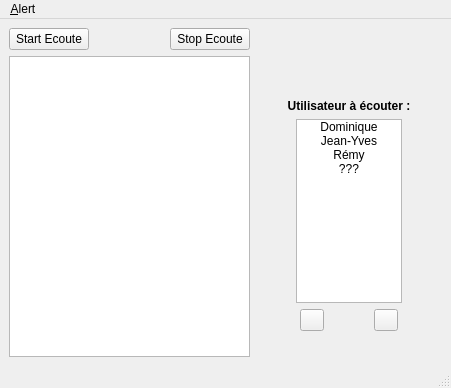
This is CasterAlertListener/ui/casteralertlistenergui.ui in redkite1/caster-alert as Qt 5 draws it before an edit. The edited form follows.
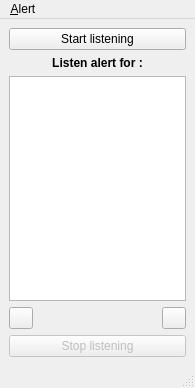
This is the edited form. Icons and pictures are not drawn.

Patch:
```diff
--- a/CasterAlertListener/ui/casteralertlistenergui.ui
+++ b/CasterAlertListener/ui/casteralertlistenergui.ui
@@ -6,7 +6,7 @@
    <rect>
     <x>0</x>
     <y>0</y>
-    <width>451</width>
+    <width>195</width>
     <height>388</height>
    </rect>
   </property>
@@ -14,62 +14,13 @@
    <string>Caster Alert Listner</string>
   </property>
   <widget class="QWidget" name="centralwidget">
-   <layout class="QHBoxLayout" name="horizontalLayout_4">
-    <item>
      <layout class="QVBoxLayout" name="verticalLayout">
       <item>
-       <layout class="QHBoxLayout" name="horizontalLayout">
-        <item>
          <widget class="QPushButton" name="startButton">
           <property name="text">
-           <string>Start Ecoute</string>
-          </property>
-         </widget>
-        </item>
-        <item>
-         <spacer name="horizontalSpacer">
-          <property name="orientation">
-           <enum>Qt::Horizontal</enum>
-          </property>
-          <property name="sizeHint" stdset="0">
-           <size>
-            <width>40</width>
-            <height>20</height>
-           </size>
-          </property>
-         </spacer>
-        </item>
-        <item>
-         <widget class="QPushButton" name="stopButton">
-          <property name="text">
-           <string>Stop Ecoute</string>
-          </property>
-         </widget>
-        </item>
-       </layout>
-      </item>
-      <item>
-       <widget class="QPlainTextEdit" name="infoConsole"/>
-      </item>
-     </layout>
-    </item>
-    <item>
-     <layout class="QVBoxLayout" name="verticalLayout_2">
-      <property name="sizeConstraint">
-       <enum>QLayout::SetFixedSize</enum>
-      </property>
-      <item>
-       <spacer name="verticalSpacer">
-        <property name="orientation">
-         <enum>Qt::Vertical</enum>
-        </property>
-        <property name="sizeHint" stdset="0">
-         <size>
-          <width>167</width>
-          <height>78</height>
-         </size>
-        </property>
-       </spacer>
+       <string>Start listening</string>
+      </property>
+     </widget>
       </item>
       <item>
        <widget class="QLabel" name="label">
@@ -81,7 +32,7 @@
          </font>
         </property>
         <property name="text">
-         <string>Utilisateur à écouter :</string>
+       <string>Listen alert for :</string>
         </property>
         <property name="alignment">
          <set>Qt::AlignCenter</set>
@@ -89,103 +40,20 @@
        </widget>
       </item>
       <item>
-       <layout class="QHBoxLayout" name="horizontalLayout_3">
-        <property name="sizeConstraint">
-         <enum>QLayout::SetMinimumSize</enum>
-        </property>
-        <item>
-         <spacer name="horizontalSpacer_2">
-          <property name="orientation">
-           <enum>Qt::Horizontal</enum>
-          </property>
-          <property name="sizeType">
-           <enum>QSizePolicy::Minimum</enum>
-          </property>
-          <property name="sizeHint" stdset="0">
-           <size>
-            <width>40</width>
-            <height>20</height>
-           </size>
-          </property>
-         </spacer>
-        </item>
-        <item>
          <widget class="QListWidget" name="userList">
-          <property name="maximumSize">
-           <size>
-            <width>120</width>
-            <height>16777215</height>
-           </size>
-          </property>
           <property name="horizontalScrollBarPolicy">
            <enum>Qt::ScrollBarAlwaysOff</enum>
           </property>
-          <property name="alternatingRowColors">
-           <bool>false</bool>
-          </property>
           <property name="selectionMode">
            <enum>QAbstractItemView::ExtendedSelection</enum>
           </property>
           <property name="textElideMode">
            <enum>Qt::ElideMiddle</enum>
           </property>
-          <item>
-           <property name="text">
-            <string>Dominique</string>
-           </property>
-           <property name="textAlignment">
-            <set>AlignHCenter|AlignVCenter|AlignCenter</set>
-           </property>
-          </item>
-          <item>
-           <property name="text">
-            <string>Jean-Yves</string>
-           </property>
-           <property name="textAlignment">
-            <set>AlignHCenter|AlignVCenter|AlignCenter</set>
-           </property>
-          </item>
-          <item>
-           <property name="text">
-            <string>Rémy</string>
-           </property>
-           <property name="textAlignment">
-            <set>AlignHCenter|AlignVCenter|AlignCenter</set>
-           </property>
-          </item>
-          <item>
-           <property name="text">
-            <string>???</string>
-           </property>
-           <property name="textAlignment">
-            <set>AlignHCenter|AlignVCenter|AlignCenter</set>
-           </property>
-          </item>
          </widget>
         </item>
         <item>
-         <spacer name="horizontalSpacer_3">
-          <property name="orientation">
-           <enum>Qt::Horizontal</enum>
-          </property>
-          <property name="sizeType">
-           <enum>QSizePolicy::Minimum</enum>
-          </property>
-          <property name="sizeHint" stdset="0">
-           <size>
-            <width>40</width>
-            <height>20</height>
-           </size>
-          </property>
-         </spacer>
-        </item>
-       </layout>
-      </item>
-      <item>
-       <layout class="QHBoxLayout" name="horizontalLayout_2">
-        <property name="sizeConstraint">
-         <enum>QLayout::SetMinimumSize</enum>
-        </property>
+     <layout class="QHBoxLayout" name="horizontalLayout">
         <item>
          <widget class="QPushButton" name="addUserButton">
           <property name="maximumSize">
@@ -203,6 +71,19 @@
           </property>
          </widget>
         </item>
+      <item>
+       <spacer name="horizontalSpacer">
+        <property name="orientation">
+         <enum>Qt::Horizontal</enum>
+        </property>
+        <property name="sizeHint" stdset="0">
+         <size>
+          <width>40</width>
+          <height>20</height>
+         </size>
+        </property>
+       </spacer>
+      </item>
         <item>
          <widget class="QPushButton" name="removeUserButton">
           <property name="maximumSize">
@@ -223,19 +104,14 @@
        </layout>
       </item>
       <item>
-       <spacer name="verticalSpacer_2">
-        <property name="orientation">
-         <enum>Qt::Vertical</enum>
-        </property>
-        <property name="sizeHint" stdset="0">
-         <size>
-          <width>167</width>
-          <height>33</height>
-         </size>
-        </property>
-       </spacer>
-      </item>
-     </layout>
+     <widget class="QPushButton" name="stopButton">
+      <property name="enabled">
+       <bool>false</bool>
+      </property>
+      <property name="text">
+       <string>Stop listening</string>
+      </property>
+     </widget>
     </item>
    </layout>
   </widget>
@@ -244,8 +120,8 @@
     <rect>
      <x>0</x>
      <y>0</y>
-     <width>451</width>
-     <height>20</height>
+     <width>195</width>
+     <height>23</height>
     </rect>
    </property>
    <widget class="QMenu" name="menuTools">
```
Left out of the diff: 4 changed lines with no effect on the pictures. Lines whose indentation alone changed are shown as unchanged.
